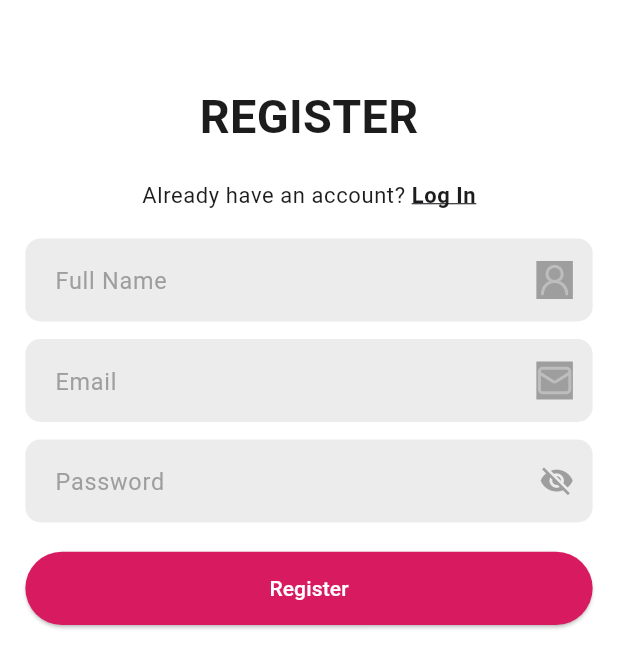
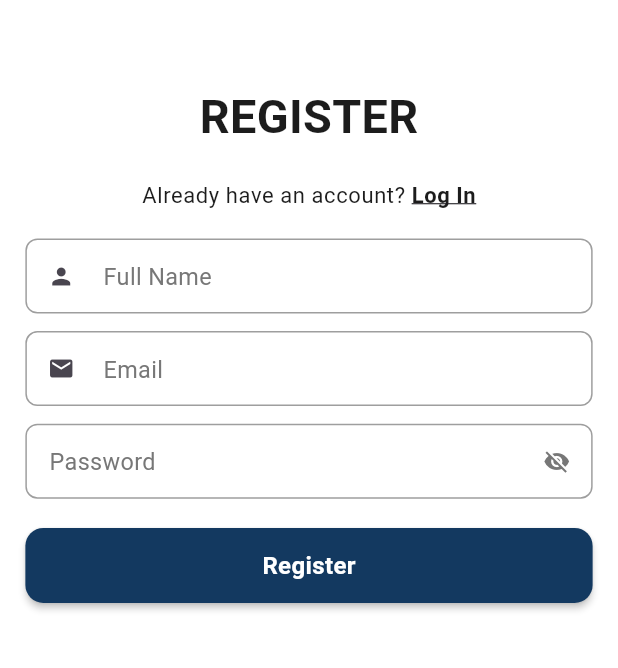
Before and after one commit to arpitmurait/getx_structure_template, a Flutter app: the RegisterScreen screen opened by its route, on a phone screen of 412 x 824 dp. Shown: the top 668 px of the screen. Run offline on Flutter 3.47's test engine with Material 3 defaults, Android fonts, the phone set to English and light mode, and no system bars; our stand-ins replace cached_network_image, connectivity_plus, dio, flutter_animate, flutter_easyloading, flutter_screenutil and 9 more; missing offline and left inert: h3m_shimmer_card; accounts and stored records are empty; network calls fail; Roboto replaces fonts that are missing (Cairo).

Commit message:
add custom button and textfield

```diff
--- a/lib/core/core.dart
+++ b/lib/core/core.dart
@@ -5,7 +5,7 @@ export 'values/app_images.dart';
 export 'values/theme_data.dart';
 export 'utils/utils.dart';
 export 'utils/extension.dart';
-export 'widget/widget.dart';
+export 'widgets/widget.dart';
 export 'dialogs/dialogs.dart';
 export '/localization/app_strings.dart';
 export 'constant/constant.dart';
--- a/lib/core/widget/custom_text_field.dart
+++ /dev/null
@@ -1,133 +0,0 @@
-import 'package:flutter/material.dart';
-import 'package:flutter/services.dart';
-import 'package:flutter_screenutil/flutter_screenutil.dart';
-import 'package:flutter_svg/flutter_svg.dart';
-
-class CustomTextField extends StatefulWidget {
-  final String? hint;
-  final TextEditingController? controller;
-  final TextInputAction? textInputAction;
-  final TextInputType? keyboardType;
-  final bool obscure;
-  final bool readOnly;
-  final String? Function(String?)? validator;
-  final Color? backgroundColor;
-  final EdgeInsetsGeometry? contentPadding;
-  final String? leadingSvg;
-  final VoidCallback? onLeadingTap;
-  final TextStyle? textStyle;
-  final String? trailingSvg;
-  final String? prefixText;
-  final VoidCallback? onTrailingTap;
-  final List<TextInputFormatter>? inputFormatters;
-
-  const CustomTextField({
-    super.key,
-    this.hint,
-    this.contentPadding,
-    this.controller,
-    this.textInputAction,
-    this.keyboardType,
-    this.obscure = false,
-    this.readOnly = false,
-    this.textStyle,
-    this.validator,
-    this.backgroundColor,
-    this.leadingSvg,
-    this.onLeadingTap,
-    this.trailingSvg,
-    this.onTrailingTap,
-    this.prefixText,
-    this.inputFormatters,
-  });
-
-  @override
-  State<CustomTextField> createState() => _CustomTextFieldState();
-}
-
-class _CustomTextFieldState extends State<CustomTextField> {
-  late bool _obscure;
-
-  @override
-  void initState() {
-    super.initState();
-    _obscure = widget.obscure;
-  }
-
-  void toggleObscure() {
-    setState(() => _obscure = !_obscure);
-  }
-
-  @override
-  Widget build(BuildContext context) {
-    return TextFormField(
-      readOnly: widget.readOnly,
-      validator: widget.validator,
-      obscureText: widget.obscure ? _obscure : false,
-      style: widget.textStyle,
-      controller: widget.controller,
-      textInputAction: widget.textInputAction,
-      keyboardType: widget.keyboardType,
-      inputFormatters: widget.inputFormatters,
-      decoration: InputDecoration(
-        hintText: widget.hint ?? '',
-        hintStyle: TextStyle(color: Colors.grey, fontSize: 16.sp),
-        filled: true,
-        fillColor: widget.backgroundColor ?? Colors.grey.withAlpha(50),
-        contentPadding: widget.contentPadding ?? EdgeInsets.symmetric(vertical: 15.h, horizontal: 15.w),
-        prefixIcon: widget.leadingSvg != null
-            ? GestureDetector(
-          onTap: widget.onLeadingTap,
-          child: Padding(
-            padding: EdgeInsets.all(12.w),
-            child: SvgPicture.asset(
-              widget.leadingSvg!,
-              width: 24.w,
-              height: 24.w,
-              colorFilter: ColorFilter.mode(Colors.grey, BlendMode.color),
-            ),
-          ),
-        )
-            : null,
-        suffixIconConstraints: BoxConstraints(maxWidth: 50.w),
-        prefixText: widget.prefixText,
-        suffixIcon: widget.obscure
-            ? IconButton(
-          icon: Icon(
-            _obscure ? Icons.visibility_off : Icons.visibility,
-            color: Colors.grey,
-            size: 22.w,
-          ),
-          onPressed: toggleObscure,
-        )
-            : widget.trailingSvg != null
-            ? GestureDetector(
-          onTap: widget.onTrailingTap,
-          child: Padding(
-            padding: EdgeInsets.all(12.w),
-            child: SvgPicture.asset(
-              widget.trailingSvg!,
-              width: 24.w,
-              height: 24.w,
-              colorFilter: ColorFilter.mode(Colors.grey, BlendMode.color),
-            ),
-          ),
-        )
-            : null,
-        border: OutlineInputBorder(
-          borderRadius: BorderRadius.circular(10),
-          borderSide: BorderSide.none,
-        ),
-        enabledBorder: OutlineInputBorder(
-          borderRadius: BorderRadius.circular(10),
-          borderSide: BorderSide.none,
-        ),
-        focusedBorder: OutlineInputBorder(
-          borderRadius: BorderRadius.circular(10),
-          borderSide: BorderSide.none,
-        ),
-        isDense: true,
-      ),
-    );
-  }
-}
--- /dev/null
+++ b/lib/core/widgets/custom_button.dart
@@ -0,0 +1,100 @@
+import 'package:flutter/material.dart';
+
+enum ButtonSize { small, medium, large }
+
+class CustomButton extends StatelessWidget {
+  final String text;
+  final VoidCallback? onPressed;
+  final bool isLoading;
+  final bool isEnabled;
+  final Color? backgroundColor;
+  final Color? textColor;
+  final Color? disabledColor;
+  final double? borderRadius;
+  final double? elevation;
+  final Widget? icon;
+  final ButtonSize size;
+
+  const CustomButton({
+    super.key,
+    required this.text,
+    required this.onPressed,
+    this.isLoading = false,
+    this.isEnabled = true,
+    this.backgroundColor,
+    this.textColor,
+    this.disabledColor,
+    this.borderRadius,
+    this.elevation,
+    this.icon,
+    this.size = ButtonSize.medium,
+  });
+
+  double _getHeight() {
+    switch (size) {
+      case ButtonSize.small:
+        return 40;
+      case ButtonSize.medium:
+        return 50;
+      case ButtonSize.large:
+        return 60;
+    }
+  }
+
+  TextStyle _getTextStyle(BuildContext context) {
+    switch (size) {
+      case ButtonSize.small:
+        return Theme.of(context).textTheme.bodyMedium!.copyWith(fontSize: 14);
+      case ButtonSize.medium:
+        return Theme.of(context).textTheme.bodyMedium!.copyWith(fontSize: 16);
+      case ButtonSize.large:
+        return Theme.of(context).textTheme.bodyMedium!.copyWith(fontSize: 18);
+    }
+  }
+
+  @override
+  Widget build(BuildContext context) {
+    return SizedBox(
+      height: _getHeight(),
+      width: double.infinity,
+      child: ElevatedButton(
+        onPressed: (isEnabled && !isLoading) ? onPressed : null,
+        style: ElevatedButton.styleFrom(
+          backgroundColor: isEnabled
+              ? (backgroundColor ?? Theme.of(context).primaryColor)
+              : (disabledColor ?? Colors.grey.shade400),
+          elevation: elevation ?? 2,
+          shape: RoundedRectangleBorder(
+            borderRadius: BorderRadius.circular(borderRadius ?? 12),
+          ),
+        ),
+        child: isLoading
+            ? const SizedBox(
+          height: 24,
+          width: 24,
+          child: CircularProgressIndicator(
+            color: Colors.white,
+            strokeWidth: 2,
+          ),
+        )
+            : Row(
+          mainAxisAlignment: MainAxisAlignment.center,
+          mainAxisSize: MainAxisSize.min,
+          children: [
+            if (icon != null) ...[
+              icon!,
+              const SizedBox(width: 8),
+            ],
+            Text(
+              text,
+              style: _getTextStyle(context).copyWith(
+                color: textColor ?? Colors.white,
+                fontWeight: FontWeight.w600,
+              ),
+            ),
+          ],
+        ),
+      ),
+    );
+  }
+}
--- /dev/null
+++ b/lib/core/widgets/custom_text_field.dart
@@ -0,0 +1,112 @@
+import 'package:flutter/material.dart';
+
+class CustomTextField extends StatefulWidget {
+  final TextEditingController controller;
+  final String? labelText;
+  final String? hintText;
+  final String? initialValue;
+  final TextInputType keyboardType;
+  final bool isPassword;
+  final bool enabled;
+  final int? maxLength;
+  final int maxLines;
+  final Widget? prefixIcon;
+  final Widget? suffixIcon;
+  final String? Function(String?)? validator;
+  final void Function(String)? onChanged;
+  final void Function(String)? onFieldSubmitted;
+  final TextInputAction? textInputAction;
+  final TextStyle? style;
+  final InputBorder? border;
+  final InputBorder? focusedBorder;
+  final InputBorder? enabledBorder;
+  final EdgeInsetsGeometry contentPadding;
+
+  const CustomTextField({
+    super.key,
+    required this.controller,
+    this.labelText,
+    this.hintText,
+    this.initialValue,
+    this.keyboardType = TextInputType.text,
+    this.isPassword = false,
+    this.enabled = true,
+    this.maxLength,
+    this.maxLines = 1,
+    this.prefixIcon,
+    this.suffixIcon,
+    this.validator,
+    this.onChanged,
+    this.onFieldSubmitted,
+    this.textInputAction,
+    this.style,
+    this.border,
+    this.focusedBorder,
+    this.enabledBorder,
+    this.contentPadding = const EdgeInsets.symmetric(horizontal: 12, vertical: 14),
+  });
+
+  @override
+  State<CustomTextField> createState() => _CustomTextFieldState();
+}
+
+class _CustomTextFieldState extends State<CustomTextField> {
+  bool _obscureText = true;
+
+  @override
+  void initState() {
+    super.initState();
+    _obscureText = widget.isPassword;
+  }
+
+  @override
+  Widget build(BuildContext context) {
+    return TextFormField(
+      controller: widget.controller,
+      initialValue: widget.initialValue,
+      keyboardType: widget.keyboardType,
+      obscureText: widget.isPassword ? _obscureText : false,
+      enabled: widget.enabled,
+      maxLength: widget.maxLength,
+      maxLines: widget.isPassword ? 1 : widget.maxLines,
+      validator: widget.validator,
+      onChanged: widget.onChanged,
+      onFieldSubmitted: widget.onFieldSubmitted,
+      textInputAction: widget.textInputAction,
+      style: widget.style ?? Theme.of(context).textTheme.bodyMedium,
+      decoration: InputDecoration(
+        labelText: widget.labelText,
+        hintText: widget.hintText,
+        prefixIcon: widget.prefixIcon,
+        counterText: "",
+        contentPadding: widget.contentPadding,
+        border: widget.border ??
+            OutlineInputBorder(
+              borderRadius: BorderRadius.circular(8),
+            ),
+        focusedBorder: widget.focusedBorder ??
+            OutlineInputBorder(
+              borderRadius: BorderRadius.circular(8),
+              borderSide: const BorderSide(color: Colors.blue, width: 1.8),
+            ),
+        enabledBorder: widget.enabledBorder ??
+            OutlineInputBorder(
+              borderRadius: BorderRadius.circular(8),
+              borderSide: const BorderSide(color: Colors.grey),
+            ),
+        suffixIcon: widget.isPassword
+            ? IconButton(
+          icon: Icon(
+            _obscureText ? Icons.visibility_off : Icons.visibility,
+          ),
+          onPressed: () {
+            setState(() {
+              _obscureText = !_obscureText;
+            });
+          },
+        )
+            : widget.suffixIcon,
+      ),
+    );
+  }
+}
--- a/lib/core/widget/widget.dart
+++ b/lib/core/widgets/widget.dart
@@ -3,3 +3,4 @@ export 'custom_text_field.dart';
 export 'custom_image_picker.dart';
 export 'shimmers.dart';
 export 'custom_image_view.dart';
+export 'custom_button.dart';
--- a/lib/screens/login/login_screen.dart
+++ b/lib/screens/login/login_screen.dart
@@ -60,18 +60,13 @@ class LoginScreen extends StatelessWidget {
               ),
             ),
             SizedBox(height: 20.h),
-            ElevatedButton(
+            CustomButton(
+              text: AppStrings.logIn.tr,
               onPressed: () {
                 if (formKey.currentState?.validate() ?? true) {
                   controller.login();
                 }
               },
-              style: ElevatedButton.styleFrom(
-                backgroundColor: AppColors.pinkButton,
-                fixedSize: Size(double.infinity, 50.h),
-                shape: RoundedRectangleBorder(borderRadius: BorderRadius.circular(30.r)),
-              ),
-              child: Text(AppStrings.logIn.tr, style: TextStyle(color: Colors.white)),
             ),
             SizedBox(height: 20.h),
           ],
--- a/lib/screens/login/widgets/login_form.dart
+++ b/lib/screens/login/widgets/login_form.dart
@@ -16,31 +16,31 @@ class LoginFormWidget extends StatelessWidget {
       child: Column(
         children: [
           CustomTextField(
-            hint: AppStrings.email.tr,
+            controller: controller.emailController,
+            hintText: AppStrings.email.tr,
             keyboardType: TextInputType.emailAddress,
-            trailingSvg: AppImages.icLogiMail,
-            controller: controller.emailController,
+            prefixIcon: const Icon(Icons.email),
             validator: (value) {
-              final RegExp emailRegex = RegExp(r'^[\w-\.]+@([\w-]+\.)+[\w-]{2,4}$');
-
               if (value == null || value.isEmpty) {
-                return 'Email is required';
-              } else if (!emailRegex.hasMatch(value)) {
-                return 'Enter a valid email address';
+                return "Email is required";
+              }
+              if (!RegExp(r'^[^@]+@[^@]+\.[^@]+').hasMatch(value)) {
+                return "Enter a valid email";
               }
               return null;
             },
           ),
           SizedBox(height: 12.h),
           CustomTextField(
-            hint: AppStrings.password.tr,
             controller: controller.passwordController,
-            obscure: true,
+            hintText: AppStrings.password.tr,
+            isPassword: true,
             validator: (value) {
               if (value == null || value.isEmpty) {
-                return 'Password is required';
-              } else if (value.length < 6) {
-                return 'Password must be at least 6 characters';
+                return "Password is required";
+              }
+              if (value.length < 6) {
+                return "Password must be at least 6 characters";
               }
               return null;
             },
--- a/lib/screens/register/register_screen.dart
+++ b/lib/screens/register/register_screen.dart
@@ -47,18 +47,13 @@ class RegisterScreen extends StatelessWidget {
           SizedBox(height: 20.h),
           RegisterFormWidget(formKey: formKey,),
           SizedBox(height: 20.h),
-          ElevatedButton(
+          CustomButton(
+            text: AppStrings.register.tr,
             onPressed: () {
               if (formKey.currentState?.validate() ?? true) {
                 controller.register();
               }
             },
-            style: ElevatedButton.styleFrom(
-              backgroundColor: AppColors.pinkButton,
-              fixedSize: Size(double.infinity, 50.h),
-              shape: RoundedRectangleBorder(borderRadius: BorderRadius.circular(30.r)),
-            ),
-            child: Text(AppStrings.register.tr, style: TextStyle( color: Colors.white)),
           ),
           SizedBox(height: 20.h),
         ],
--- a/lib/screens/register/widgets/register_form.dart
+++ b/lib/screens/register/widgets/register_form.dart
@@ -16,9 +16,9 @@ class RegisterFormWidget extends StatelessWidget {
       child: Column(
         children: [
           CustomTextField(
-            hint: AppStrings.fullName.tr,
-            trailingSvg: AppImages.icLoginUser,
-            controller: controller.nameController,
+            controller: controller.emailController,
+            hintText: AppStrings.fullName.tr,
+            prefixIcon: const Icon(Icons.person),
             validator: (value) {
               if (value == null || value.isEmpty) {
                 return 'Full name is required';
@@ -28,31 +28,31 @@ class RegisterFormWidget extends StatelessWidget {
           ),
           SizedBox(height: 12.h),
           CustomTextField(
-            hint: AppStrings.email.tr,
+            controller: controller.emailController,
+            hintText: AppStrings.email.tr,
             keyboardType: TextInputType.emailAddress,
-            trailingSvg: AppImages.icLogiMail,
-            controller: controller.emailController,
+            prefixIcon: const Icon(Icons.email),
             validator: (value) {
-              final RegExp emailRegex = RegExp(r'^[\w-\.]+@([\w-]+\.)+[\w-]{2,4}$');
-
               if (value == null || value.isEmpty) {
-                return 'Email is required';
-              } else if (!emailRegex.hasMatch(value)) {
-                return 'Enter a valid email address';
+                return "Email is required";
+              }
+              if (!RegExp(r'^[^@]+@[^@]+\.[^@]+').hasMatch(value)) {
+                return "Enter a valid email";
               }
               return null;
             },
           ),
           SizedBox(height: 12.h),
           CustomTextField(
-            hint: AppStrings.password.tr,
             controller: controller.passwordController,
-            obscure: true,
+            hintText: AppStrings.password.tr,
+            isPassword: true,
             validator: (value) {
               if (value == null || value.isEmpty) {
-                return 'Password is required';
-              } else if (value.length < 6) {
-                return 'Password must be at least 6 characters';
+                return "Password is required";
+              }
+              if (value.length < 6) {
+                return "Password must be at least 6 characters";
               }
               return null;
             },
```
Also changed, not shown: lib/core/widgets/asset_image_view.dart (renamed from lib/core/widget/asset_image_view.dart), lib/core/widgets/custom_image_picker.dart (renamed from lib/core/widget/custom_image_picker.dart), lib/core/widgets/custom_image_view.dart (renamed from lib/core/widget/custom_image_view.dart), lib/core/widgets/shimmers.dart (renamed from lib/core/widget/shimmers.dart).
